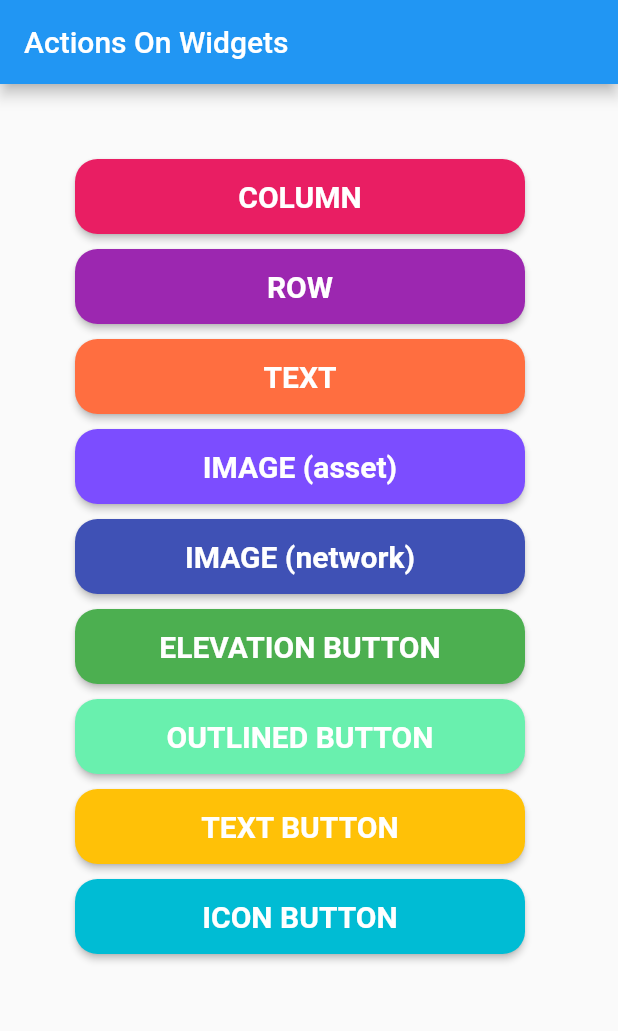
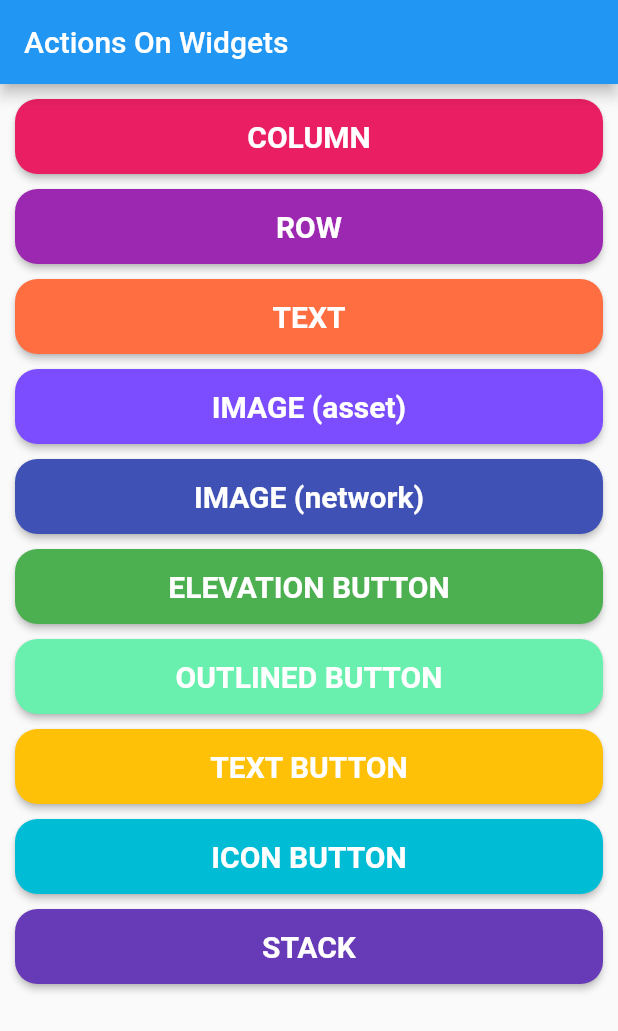
Before and after one commit to xurshidd977977/widget_gallery, a Flutter app: the screen it shows after launch, on a phone screen of 412 x 824 dp. Shown: the top 1031 px of the screen. Run offline on Flutter 3.47's test engine with Material 2 defaults, Android fonts, the phone set to English and light mode, and no system bars.

Commit message:
add stack widget. Yana qo'shimchalar qo'shilishi ehtimoli bor stack widget uchun.

```diff
--- a/lib/homePage.dart
+++ b/lib/homePage.dart
@@ -4,6 +4,7 @@ import 'package:widget_gallery/widgets_screen/elevationButton.dart';
 import 'package:widget_gallery/widgets_screen/iconButton.dart';
 import 'package:widget_gallery/widgets_screen/image.dart';
 import 'package:widget_gallery/widgets_screen/outlinedButton.dart';
+import 'package:widget_gallery/widgets_screen/stack.dart';
 import 'package:widget_gallery/widgets_screen/text.dart';
 import 'package:widget_gallery/widgets_screen/row.dart';
 import 'package:widget_gallery/widgets_screen/textButton.dart';
@@ -17,11 +18,13 @@ class HomePage extends StatelessWidget {
       appBar: AppBar(
         title: const Text("Actions On Widgets"),
       ),
-      body: Container(
-        margin: const EdgeInsets.all(50),
+      body: ListView(
+        children: [
+          Container(
+            padding: const EdgeInsets.all(10),
             child: Column(children: [
               SizedBox(
-            width: 300,
+                width: 400,
                 height: 50,
                 child: ElevatedButton(
                   onPressed: () {
@@ -42,12 +45,14 @@ class HomePage extends StatelessWidget {
               ),
               const SizedBox(height: 10),
               SizedBox(
-            width: 300,
+                width: 400,
                 height: 50,
                 child: ElevatedButton(
                   onPressed: () {
-                Navigator.push(context,
-                    MaterialPageRoute(builder: (context) => const RowPage()));
+                    Navigator.push(
+                        context,
+                        MaterialPageRoute(
+                            builder: (context) => const RowPage()));
                   },
                   style: ElevatedButton.styleFrom(
                       primary: Colors.purple,
@@ -61,7 +66,7 @@ class HomePage extends StatelessWidget {
               ),
               const SizedBox(height: 10),
               SizedBox(
-            width: 300,
+                width: 400,
                 height: 50,
                 child: ElevatedButton(
                   onPressed: () {
@@ -80,7 +85,7 @@ class HomePage extends StatelessWidget {
               ),
               const SizedBox(height: 10),
               SizedBox(
-            width: 300,
+                width: 400,
                 height: 50,
                 child: ElevatedButton(
                   onPressed: () {
@@ -99,7 +104,7 @@ class HomePage extends StatelessWidget {
               ),
               const SizedBox(height: 10),
               SizedBox(
-            width: 300,
+                width: 400,
                 height: 50,
                 child: ElevatedButton(
                   onPressed: () {
@@ -120,7 +125,7 @@ class HomePage extends StatelessWidget {
               ),
               const SizedBox(height: 10),
               SizedBox(
-            width: 300,
+                width: 400,
                 height: 50,
                 child: ElevatedButton(
                   onPressed: () {
@@ -139,12 +144,14 @@ class HomePage extends StatelessWidget {
               ),
               const SizedBox(height: 10),
               SizedBox(
-            width: 300,
+                width: 400,
                 height: 50,
                 child: ElevatedButton(
                   onPressed: () {
-                Navigator.push(context,
-                    MaterialPageRoute(builder: (context) => const OutButton()));
+                    Navigator.push(
+                        context,
+                        MaterialPageRoute(
+                            builder: (context) => const OutButton()));
                   },
                   style: ElevatedButton.styleFrom(
                       primary: Colors.greenAccent,
@@ -158,7 +165,7 @@ class HomePage extends StatelessWidget {
               ),
               const SizedBox(height: 10),
               SizedBox(
-            width: 300,
+                width: 400,
                 height: 50,
                 child: ElevatedButton(
                   onPressed: () {
@@ -177,7 +184,7 @@ class HomePage extends StatelessWidget {
               ),
               const SizedBox(height: 10),
               SizedBox(
-            width: 300,
+                width: 400,
                 height: 50,
                 child: ElevatedButton(
                   onPressed: () {
@@ -194,7 +201,27 @@ class HomePage extends StatelessWidget {
                   child: const Text("ICON BUTTON"),
                 ),
               ),
+              const SizedBox(height: 10),
+              SizedBox(
+                width: 400,
+                height: 50,
+                child: ElevatedButton(
+                  onPressed: () {
+                    Navigator.push(context, MaterialPageRoute(builder: (context) => StackPage()));
+                  },
+                  style: ElevatedButton.styleFrom(
+                      primary: Colors.deepPurple,
+                      shape: RoundedRectangleBorder(
+                        borderRadius: BorderRadius.circular(15),
+                      ),
+                      textStyle:
+                          const TextStyle(fontSize: 20, fontWeight: FontWeight.bold)),
+                  child: const Text("STACK"),
+                ),
+              ),
             ]),
+          ),
+        ],
       ),
     );
   }
```
Also changed, not shown: lib/widgets_screen/stack.dart (added, +36 -0 lines), assets/f4.png (added). Lines whose indentation alone changed are shown as unchanged.
